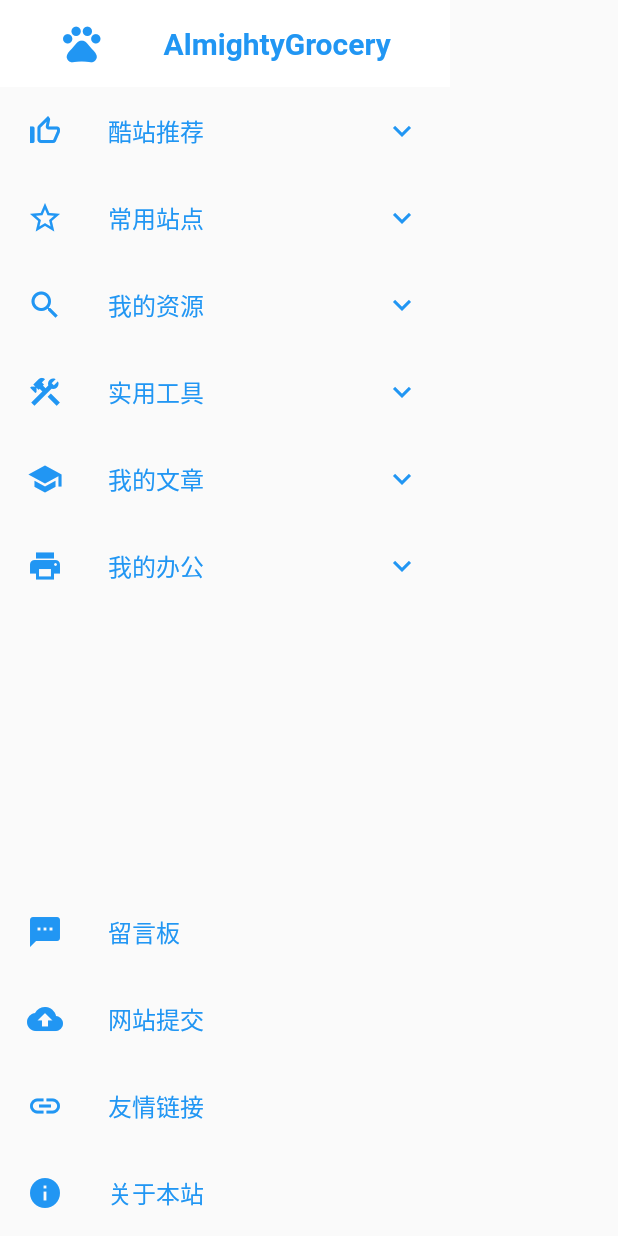
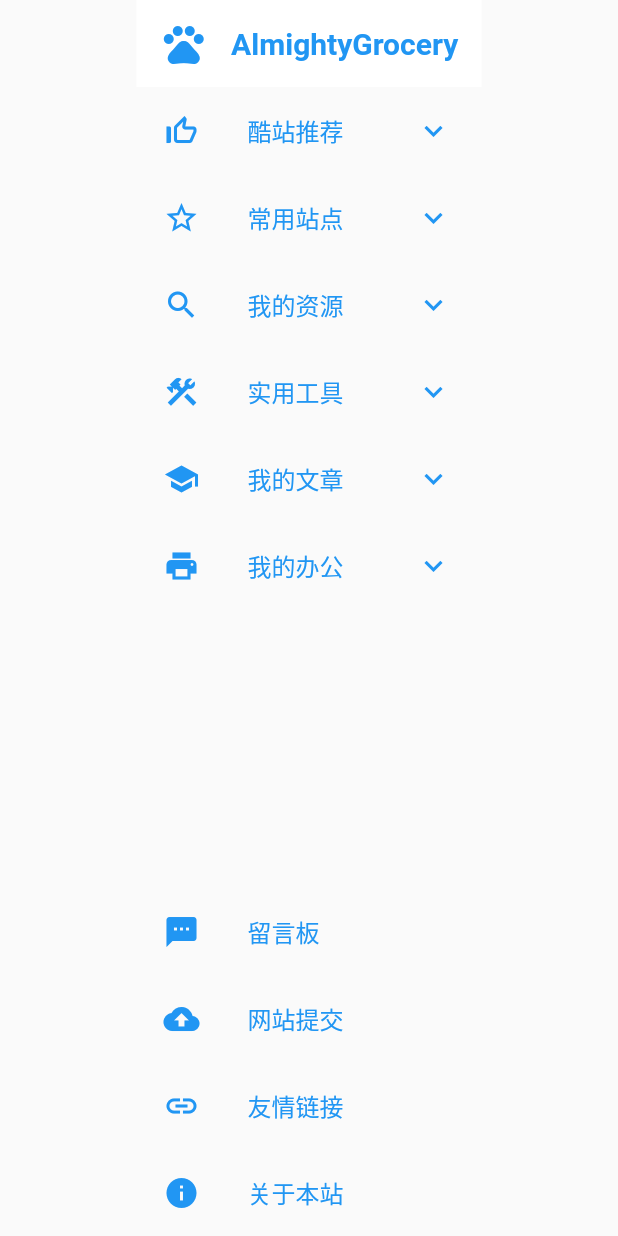
Before and after one commit to wudiplk/grocery, a Flutter app: the HomeDrawer widget shown alone on an empty page, opened directly, on a phone screen of 412 x 824 dp. Run offline on Flutter 3.47's test engine with Material 2 defaults, Android fonts, the phone set to English and light mode, and no system bars; our stand-ins replace convert, dio, flutter_easyloading, get_it, injectable, pretty_dio_logger and 3 more; accounts and stored records are empty; generated files the repository leaves out were written again.

Commit message:
1.调整动作细节

```diff
--- a/lib/main.dart
+++ b/lib/main.dart
@@ -21,7 +21,6 @@ class MyApp extends StatelessWidget {
 
   @override
   Widget build(BuildContext context) {
-    debugPrint('main');
     return MaterialApp(
       title: S().title,
       theme: ThemeData(
--- a/lib/main/home/home_drawer.dart
+++ b/lib/main/home/home_drawer.dart
@@ -3,6 +3,7 @@ import 'package:grocery/generated/l10n.dart';
 import 'package:grocery/main/home/home_expansion_panel_list.dart';
 import 'package:grocery/widget/responsive.dart';
 import 'package:grocery/widget/temp_data.dart';
+
 import '../../com/global.dart';
 
 /// 侧滑栏
@@ -17,28 +18,16 @@ class HomeDrawer extends StatefulWidget {
 }
 
 class _HomeDrawerState extends State<HomeDrawer> {
-  double _defaultWidth = 200;
-
   int isExpandedIndex = 0;
 
   Item? isExpandedItem;
 
   @override
   Widget build(BuildContext context) {
-    if (Responsive.isSmallScreen(context)) {
-      _defaultWidth = 300;
-    } else if (Responsive.isMediumScreen(context)) {
-      _defaultWidth = Insets.superLarge;
-    } else {
-      _defaultWidth = 200;
-    }
     return SafeArea(
-      child: SizedBox(
-        width: _defaultWidth,
-        child: Responsive.isMediumScreen(context)
-            ? _buildMediumMenu()
-            : _buildLargeMenu(),
-      ),
+      child: Responsive.isMediumScreen(context)
+          ? _buildMediumMenu()
+          : _buildLargeMenu(),
       top: true,
     );
   }
@@ -52,13 +41,13 @@ class _HomeDrawerState extends State<HomeDrawer> {
             children: [
               Container(
                 color: Colors.white,
-                width: _defaultWidth,
-                height: 58,
+                width: Insets.width_230,
+                height: Insets.width_58,
                 child: Row(
                   mainAxisAlignment: MainAxisAlignment.spaceEvenly,
                   children: [
                     Icon(Icons.pets,
-                        size: Insets.extraLarge, color: Global.themeColor),
+                        size: Insets.px_32, color: Global.themeColor),
                     Text(
                       S().title,
                       maxLines: 1,
@@ -70,8 +59,8 @@ class _HomeDrawerState extends State<HomeDrawer> {
                 ),
               ),
               SizedBox(
-                width: _defaultWidth,
-                height: (tempData.length + 6) * Insets.superLarge,
+                width: Insets.width_230,
+                height: (tempData.length + 6) * Insets.width_58,
                 child: HomeExpansionPanelList(
                   expansionCallback: (int panelIndex, bool isExpanded) {
                     setState(() {
@@ -93,14 +82,16 @@ class _HomeDrawerState extends State<HomeDrawer> {
                           return Row(
                             children: [
                               Padding(
-                                padding: const EdgeInsets.only(left: 18),
+                                padding:
+                                    const EdgeInsets.only(left: Insets.px_18),
                                 child: Icon(
                                   item.iconData,
                                   color: Global.themeColor,
                                 ),
                               ),
                               Padding(
-                                padding: const EdgeInsets.only(left: 30),
+                                padding:
+                                    const EdgeInsets.only(left: Insets.px_32),
                                 child: Text(
                                   item.title,
                                   style: TextStyles.h2,
@@ -130,19 +121,19 @@ class _HomeDrawerState extends State<HomeDrawer> {
           child: Column(
             children: tempTips.map((tip) {
               return SizedBox(
-                height: 58,
-                width: _defaultWidth,
+                height: Insets.width_58,
+                width: Insets.width_230,
                 child: Row(
                   children: [
                     Padding(
-                      padding: const EdgeInsets.only(left: 18),
+                      padding: const EdgeInsets.only(left: Insets.px_18),
                       child: Icon(
                         tip.iconData,
                         color: Global.themeColor,
                       ),
                     ),
                     Padding(
-                      padding: const EdgeInsets.only(left: 30),
+                      padding: const EdgeInsets.only(left: Insets.px_32),
                       child: Text(
                         tip.tip,
                         style: TextStyles.h2,
@@ -168,15 +159,14 @@ class _HomeDrawerState extends State<HomeDrawer> {
           child: Column(
             children: [
               Container(
-                height: Insets.superLarge,
-                width: Insets.superLarge,
+                height: Insets.width_58,
                 alignment: Alignment.center,
                 child: Icon(Icons.pets, color: Global.themeColor),
               ),
               Column(
                 children: tempData.map((e) {
                   return SizedBox(
-                    height: 58,
+                    height: Insets.width_58,
                     child: MouseRegion(
                       onHover: (PointerEvent pointerEvent) {},
                       child: Icon(
@@ -196,8 +186,7 @@ class _HomeDrawerState extends State<HomeDrawer> {
             crossAxisAlignment: CrossAxisAlignment.start,
             children: tempTips.map((tip) {
               return SizedBox(
-                width: 220,
-                height: 58,
+                height: Insets.width_58,
                 child: Icon(tip.iconData, color: Global.themeColor),
               );
             }).toList(),
--- a/lib/widget/responsive.dart
+++ b/lib/widget/responsive.dart
@@ -7,10 +7,11 @@ import '../com/global.dart';
 
 class Responsive {
   /// function responsible for providing value according to screen size
-  getResponsiveValue({dynamic forShortScreen,
-    dynamic forMediumScreen,
-    dynamic forLargeScreen,
-    required BuildContext context}) {
+  getResponsiveValue(
+      {dynamic forShortScreen,
+      dynamic forMediumScreen,
+      dynamic forLargeScreen,
+      required BuildContext context}) {
     if (isLargeScreen(context)) {
       return forLargeScreen;
     } else if (isMediumScreen(context)) {
@@ -23,9 +24,7 @@ class Responsive {
   }
 
   isLandScapeMode(BuildContext context) {
-    if (MediaQuery
-        .of(context)
-        .orientation == Orientation.landscape) {
+    if (MediaQuery.of(context).orientation == Orientation.landscape) {
       return true;
     } else {
       return false;
@@ -45,10 +44,7 @@ class Responsive {
   }
 
   static double getWidth(BuildContext context) {
-    return MediaQuery
-        .of(context)
-        .size
-        .width;
+    return MediaQuery.of(context).size.width;
   }
 
   static bool get isMobileDevice =>
@@ -63,22 +59,25 @@ class Responsive {
 }
 
 class Insets {
-  static const double xSmall = 3;
-  static const double small = 4;
-  static const double medium = 5;
-  static const double large = 20;
-  static const double extraLarge = 30;
+  static const double px_2 = 2;
+  static const double px_4 = 4;
+  static const double px_6 = 6;
+  static const double px_8 = 8;
+  static const double px_12 = 12;
+  static const double px_16 = 16;
+  static const double px_18 = 18;
+  static const double px_24 = 24;
+  static const double px_32 = 32;
+  static const double px_36 = 36;
+  static const double px_40 = 40;
+  static const double px_42 = 42;
+  static const double px_48 = 48;
+  static const double px_64 = 64;
+  static const double px_58 = 58;
 
-  static const double superLarge = 58;
-
-
-  static const double padding_8 = 8;
-  static const double padding_12 = 12;
-  static const double padding_16 = 16;
-  static const double padding_18 = 18;
-  static const double padding_20 = 20;
-  static const double padding_24 = 24;
-  static const double padding_40 = 40;
+  static const double width_58 = 58;
+  static const double width_230 = 230;
+  static const double width_300 = 300;
 }
 
 class Fonts {
@@ -93,7 +92,7 @@ class TextStyles {
   static TextStyle buttonText1 = TextStyle(
       fontWeight: FontWeight.bold, fontSize: 14, color: Global.themeColor);
   static TextStyle buttonText2 =
-  const TextStyle(fontWeight: FontWeight.normal, fontSize: 11);
+      const TextStyle(fontWeight: FontWeight.normal, fontSize: 11);
   static TextStyle h1 = TextStyle(
     fontWeight: FontWeight.bold,
     fontSize: 20,
@@ -106,6 +105,9 @@ class TextStyles {
     fontSize: 18,
     color: Global.themeColor,
   );
+  static TextStyle footer = const TextStyle(
+    fontSize: 12,
+    color: Colors.black,
+  );
   static late TextStyle body1 = raleWay.copyWith(color: Global.themeColor);
-
 }
```
Also changed, not shown: lib/main/home/home_page.dart (+107 -107 lines), lib/main/home/home_sub_title.dart (+39 -56 lines).
